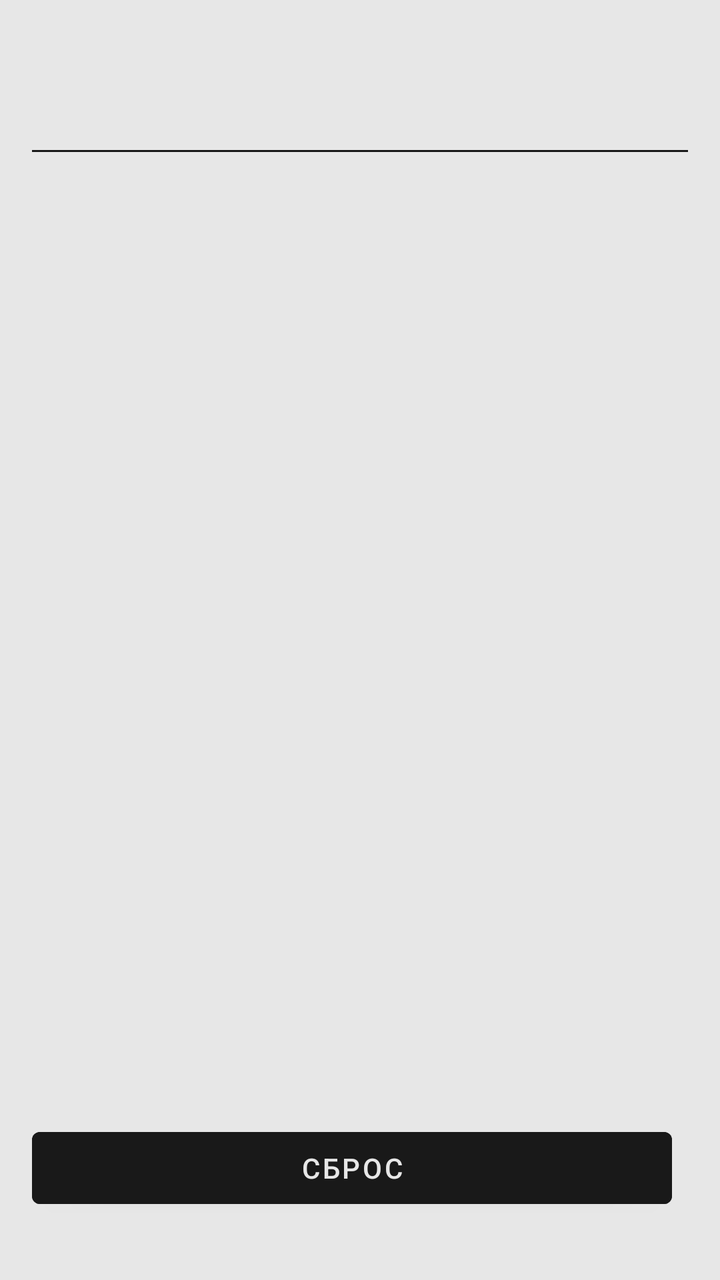
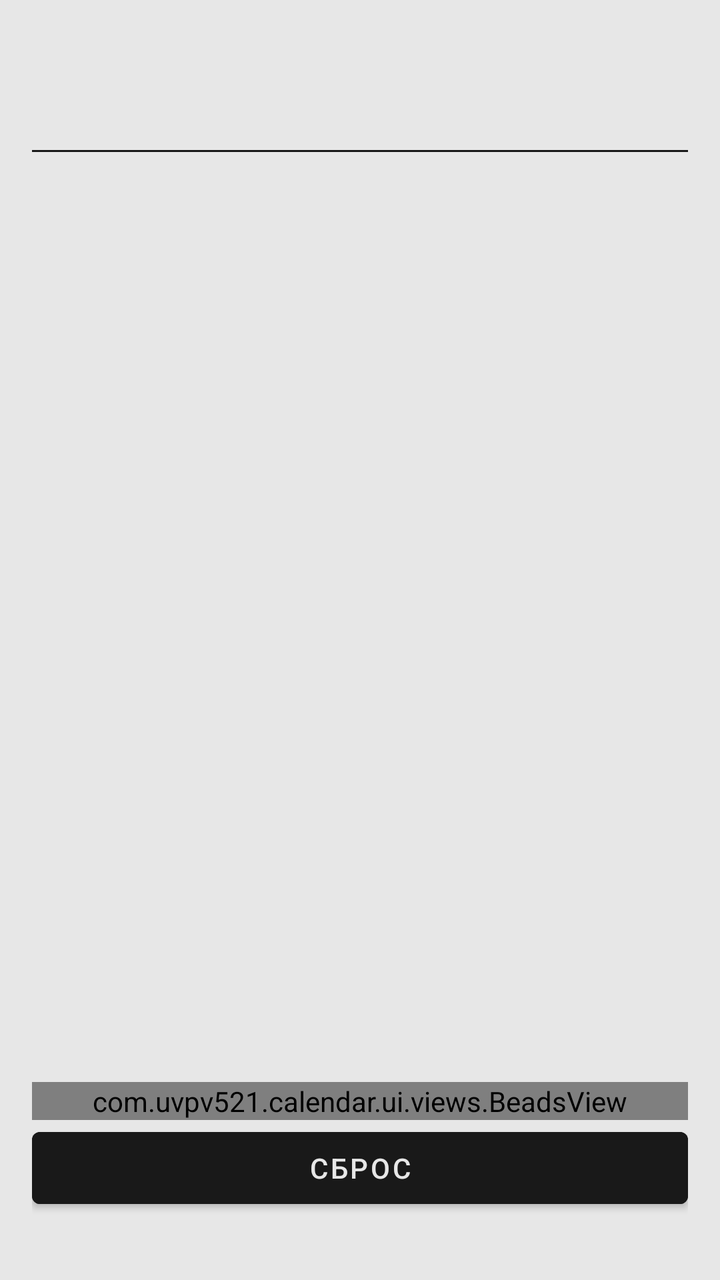

Two renders of the same Android screen: before a commit and after it. Below are the layout's source before the change and the commit's diff.
<!-- AndroidManifest.xml: application theme Theme.Calendar -->
<!-- res/layout/fragment_rosary.xml -->
<?xml version="1.0" encoding="utf-8"?>
<LinearLayout xmlns:android="http://schemas.android.com/apk/res/android"
    android:layout_width="match_parent"
    android:layout_height="match_parent"
    android:orientation="vertical"
    android:padding="16dp"
    android:background="@color/main">

    <TextView
        android:id="@+id/tvMysteryTitle"
        android:layout_width="match_parent"
        android:layout_height="wrap_content"
        android:textSize="18sp"
        android:textStyle="bold"
        android:gravity="center"
        android:layout_marginBottom="24dp"
        android:visibility="gone"/>

    <TextView
        android:id="@+id/tvBeadNumber"
        android:layout_width="match_parent"
        android:layout_height="wrap_content"
        android:textSize="20sp"
        android:textStyle="bold"
        android:gravity="center"
        android:layout_marginBottom="16dp"/>

    <View
        android:layout_width="match_parent"
        android:layout_height="1dp"
        android:layout_marginVertical="16dp"
        android:background="@color/accent"/>

    <TextView
        android:id="@+id/tvPrayer"
        android:layout_width="match_parent"
        android:layout_height="0dp"
        android:layout_weight="1"
        android:textSize="18sp"
        android:lineSpacingExtra="8sp"
        android:layout_marginBottom="24dp"
        android:gravity="center"/>

    <LinearLayout
        android:layout_width="match_parent"
        android:layout_height="wrap_content"
        android:orientation="horizontal"
        android:layout_marginBottom="16dp">
        <Button
            android:id="@+id/btnReset"
            android:layout_width="0dp"
            android:layout_height="wrap_content"
            android:layout_weight="1"
            android:text="@string/reset"
            android:backgroundTint="@color/accent"
            android:textColor="@color/main"
            android:layout_marginEnd="8dp"/>

    </LinearLayout>

</LinearLayout>
<!-- resources referenced by this layout -->
<resources>
  <color name="accent">#191919</color>
  <color name="main">#E7E7E7</color>
  <string name="reset">Сброс</string>
  <style name="Theme.Calendar" parent="Theme.MaterialComponents.DayNight.NoActionBar">
          <item name="colorPrimary">@color/main</item>
          <item name="colorPrimaryVariant">@color/main</item>
          <item name="colorOnPrimary">@color/accent</item>
          <item name="colorSecondary">@color/accent</item>
          <item name="colorSecondaryVariant">@color/accent</item>
          <item name="colorOnSecondary">@color/main</item>
          <item name="android:statusBarColor">?attr/colorPrimaryVariant</item>
          <item name="android:windowLightStatusBar">true</item>
          <item name="android:textColor">@color/accent</item>
          <item name="android:textColorPrimary">@color/accent</item>
          <item name="android:textColorSecondary">@color/accent</item>
          <item name="android:textColorTertiary">@color/accent</item>
      </style>
</resources>

<!-- the commit's change to res/layout/fragment_rosary.xml (unified diff, before → after) -->
@@ -40,7 +40,10 @@
         android:lineSpacingExtra="8sp"
         android:layout_marginBottom="24dp"
         android:gravity="center"/>
-
+    <com.uvpv521.calendar.ui.views.BeadsView
+        android:id="@+id/beads_view"
+        android:layout_width="match_parent"
+        android:layout_height="wrap_content" />
     <LinearLayout
         android:layout_width="match_parent"
         android:layout_height="wrap_content"
@@ -53,8 +56,7 @@
             android:layout_weight="1"
             android:text="@string/reset"
             android:backgroundTint="@color/accent"
-            android:textColor="@color/main"
-            android:layout_marginEnd="8dp"/>
+            android:textColor="@color/main"/>
 
     </LinearLayout>
 
